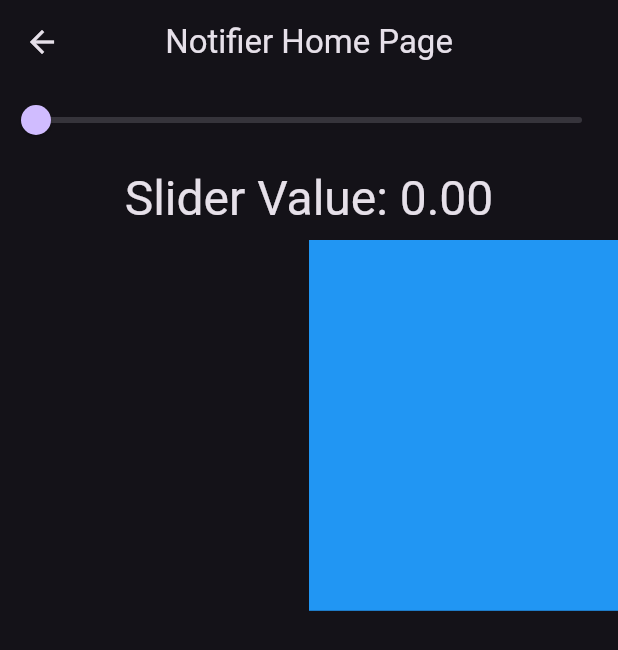
After one commit to yamisagi/state_management_examples, a Flutter app: the NotiferHomePage screen opened by its route, on a phone screen of 412 x 824 dp. The commit adds this screen. Shown: the top 650 px of the screen. Run offline on Flutter 3.47's test engine with Material 2 defaults, Android fonts, the phone set to English and light mode, and no system bars.

Commit message:
InheritedNotifier && ChangeNotifier Explanation

```diff
--- a/lib/constants/route_constant.dart
+++ b/lib/constants/route_constant.dart
@@ -1,4 +1,5 @@
 import 'package:state_management_examples/materials/inherited_model/view/home_page.dart';
+import 'package:state_management_examples/materials/inheritednotifier_changenotifier/view/home_view.dart';
 import 'package:state_management_examples/materials/stateful_app/provider/mock_provider.dart';
 import 'package:state_management_examples/materials/stateful_app/service/mock_api.dart';
 import 'package:state_management_examples/materials/stateful_app/view/home_view.dart';
@@ -37,6 +38,12 @@ class RouteManager {
       'route': '/inherited_model',
       'page': const InheritedModelHomePage(),
       'subtitle': 'This is the inherited model page',
+    },
+    {
+      'title': 'Inherited Notifier & Change Notifier',
+      'route': '/inherited_notifier_change_notifier',
+      'page': const NotiferHomePage(),
+      'subtitle': 'This is the inherited notifier & change notifier page',
     }
   ];
 }
--- /dev/null
+++ b/lib/materials/inheritednotifier_changenotifier/extensions/expand_equality.dart
@@ -0,0 +1,5 @@
+import 'package:flutter/material.dart';
+
+extension ExpandEquality on Iterable<Widget> {
+  Iterable<Widget> expandEquality() => map((widget) => Expanded(child: widget));
+}
--- /dev/null
+++ b/lib/materials/inheritednotifier_changenotifier/provider/slider_data.dart
@@ -0,0 +1,18 @@
+import 'dart:developer';
+
+import 'package:flutter/material.dart';
+
+// InheritedNotifier'ın notifier parametresi ChangeNotifier'dan türemelidir.
+// Bu yüzden SliderData class'ı ChangeNotifier'dan türetilir.
+
+class SliderData extends ChangeNotifier {
+  double _value = 0.0;
+
+  double get value => _value;
+
+  set value(double newValue) {
+    log('Triggered SliderData.value notifier');
+    _value = newValue;
+    notifyListeners();
+  }
+}
--- /dev/null
+++ b/lib/materials/inheritednotifier_changenotifier/provider/slider_notifier.dart
@@ -0,0 +1,32 @@
+import 'dart:developer';
+
+import 'package:flutter/material.dart';
+import 'package:state_management_examples/materials/inheritednotifier_changenotifier/provider/slider_data.dart';
+
+// InheritedNotifier ile InheritedWidget arasındaki en büyük fark
+// InheritedNotifier kendi data'sını tutmaz. Ve Listenable class'ından extend edildiği için bir notifier'a ihtiyaç vardır.
+
+class SliderInheritedNotifier extends InheritedNotifier<SliderData> {
+  const SliderInheritedNotifier({
+    Key? key,
+    required SliderData notifier,
+    required Widget child,
+  }) : super(
+          key: key,
+          // InheritedNotifier'ın notifier parametresi ChangeNotifier'dan türemelidir.
+          // Ve super class'ın constructor'ında ChangeNotifier'ın notifyListeners() metodu çağrılır.
+          notifier: notifier,
+          child: child,
+        );
+
+  //
+  static double of(BuildContext context) {
+    log('Triggered SliderInheritedNotifier.of()');
+    return context
+            .dependOnInheritedWidgetOfExactType //
+            <SliderInheritedNotifier>()
+            ?.notifier
+            ?.value ??
+        0.0;
+  }
+}
--- /dev/null
+++ b/lib/materials/inheritednotifier_changenotifier/view/home_view.dart
@@ -0,0 +1,73 @@
+import 'dart:developer';
+
+import 'package:flutter/material.dart';
+import 'package:state_management_examples/materials/inheritednotifier_changenotifier/extensions/expand_equality.dart';
+import 'package:state_management_examples/materials/inheritednotifier_changenotifier/provider/slider_data.dart';
+import 'package:state_management_examples/materials/inheritednotifier_changenotifier/provider/slider_notifier.dart';
+
+// SliderData'ya ulaşabilmek için genellikler global bir değişken tanımlanır.
+final SliderData sliderData = SliderData();
+
+class NotiferHomePage extends StatelessWidget {
+  const NotiferHomePage({super.key});
+
+  @override
+  Widget build(BuildContext context) {
+    return Scaffold(
+      appBar: AppBar(
+        title: const Text('Notifier Home Page'),
+      ),
+      body: SliderInheritedNotifier(
+        notifier: sliderData,
+        // Burda builder kullanmamızın sebebi,
+        // Notifier'ın değişmesi durumunda SliderInheritedNotifier widget'ı rebuild edilmesi.
+        // Bu sayede SliderInheritedNotifier.of(context) çağrıldığında notifier'ın değeri güncellenmiş olur.
+        // Eğer child olarak direkt Column widget'ı verilirse, notifier'ın değişmesi durumunda Column widget'ı rebuild edilmez.
+        // Bu durumda SliderInheritedNotifier.of(context) çağrıldığında notifier'ın değeri güncellenmez.
+        // Yani NotifierHomePage'in context'i oluşturulduğu zaman SliderInheritedNotifier daha ortaya çıkmamış olur.
+        // Bu durumda SliderInheritedNotifier.of(context) çağrıldığında notifier'ın değeri null olur.
+
+        child: Builder(builder: (context) {
+          return Column(
+            children: [
+              Slider(
+                value: SliderInheritedNotifier.of(context),
+                onChanged: (newValue) {
+                  log('newValue: $newValue');
+                  sliderData.value = newValue;
+                },
+              ),
+              Padding(
+                padding: const EdgeInsets.all(8.0),
+                child: Text(
+                  'Slider Value: ${SliderInheritedNotifier.of(context).toStringAsFixed(2)}',
+                  style: Theme.of(context).textTheme.headlineLarge,
+                ),
+              ),
+              Row(
+                children: [
+                  Opacity(
+                    opacity: SliderInheritedNotifier.of(context),
+                    child: Container(
+                      color: Colors.red,
+                      height: MediaQuery.of(context).size.height * 0.3,
+                    ),
+                  ),
+                  Opacity(
+                    opacity: 1 - SliderInheritedNotifier.of(context),
+                    child: Container(
+                      color: Colors.blue,
+                      height: MediaQuery.of(context).size.height * 0.3,
+                    ),
+                  ),
+                ]
+                    .expandEquality() //
+                    .toList(),
+              )
+            ],
+          );
+        }),
+      ),
+    );
+  }
+}
```
Also changed, not shown: lib/materials/inheritednotifier_changenotifier/notes.dart (added, +25 -0 lines), 1 other file.
